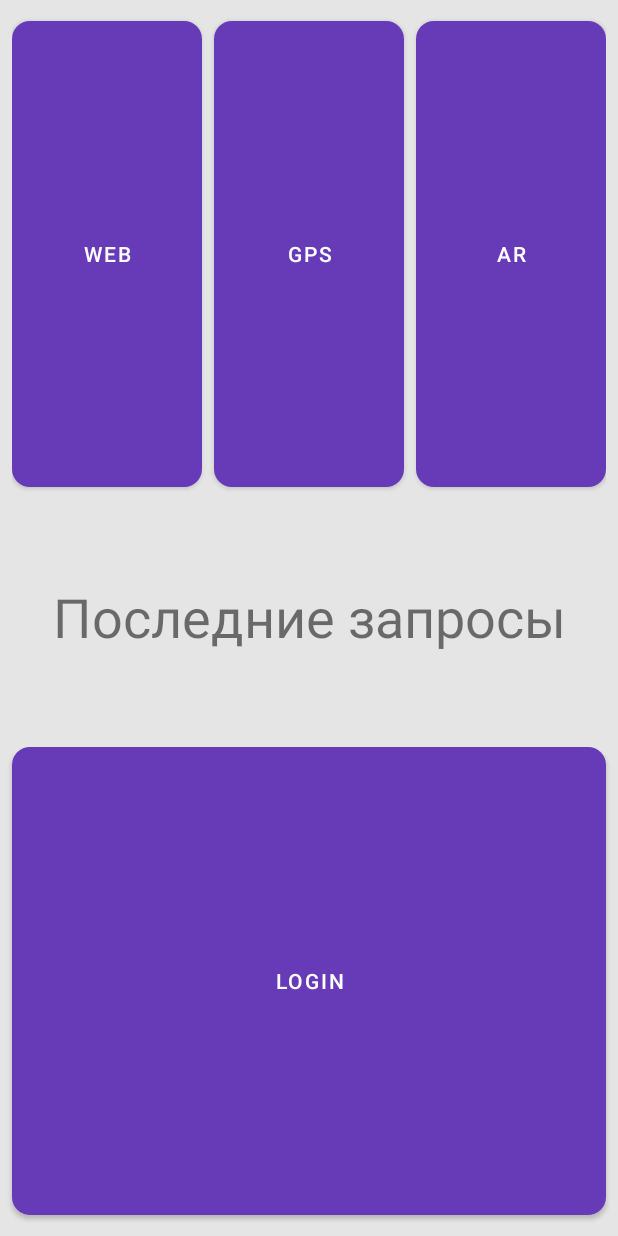
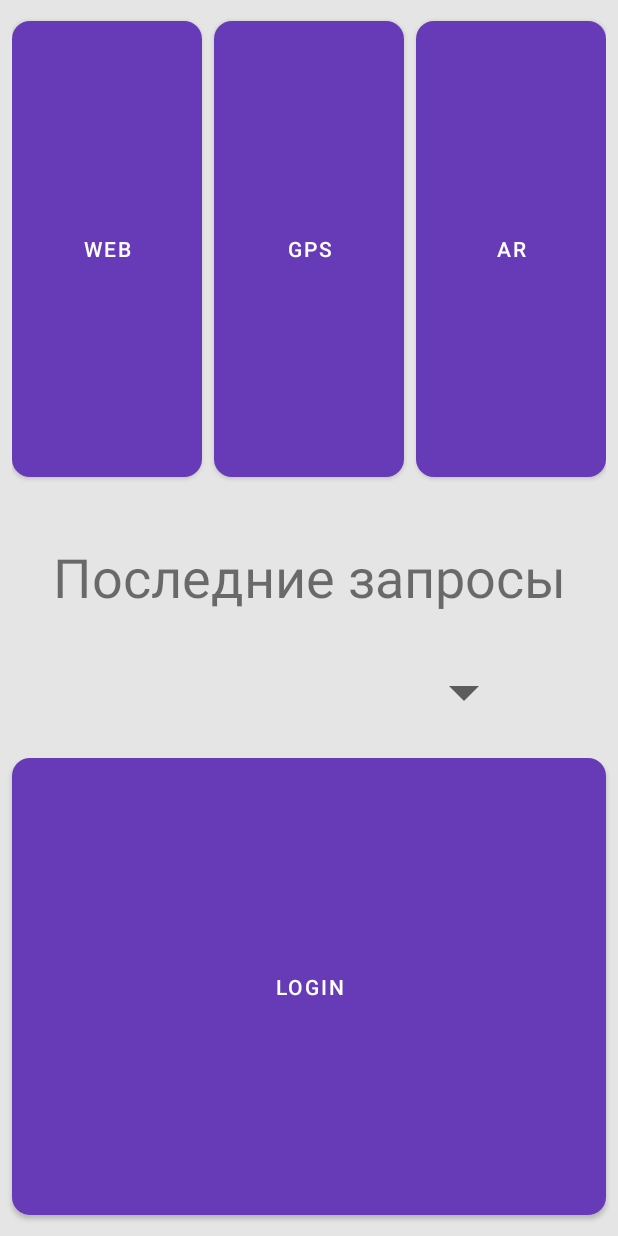
Before and after one commit to domster704/itSchoolSamsung-neuroLand, an Android app: the screen it shows after launch (MainActivity), on a phone screen of 412 x 824 dp. Run offline under Robolectric (Android 15) with nearby library versions, the phone set to English and light mode, and no system bars.

Commit message:
add button for last requests

```diff
--- /dev/null
+++ b/app/src/main/res/drawable-v24/ic_baseline_arrow_drop_down_48.xml
@@ -0,0 +1,5 @@
+<vector android:height="48dp" android:tint="?attr/colorControlNormal"
+    android:viewportHeight="24" android:viewportWidth="24"
+    android:width="48dp" xmlns:android="http://schemas.android.com/apk/res/android">
+    <path android:fillColor="@android:color/white" android:pathData="M7,10l5,5 5,-5z"/>
+</vector>
--- a/app/src/main/res/layout/activity_main.xml
+++ b/app/src/main/res/layout/activity_main.xml
@@ -58,22 +58,52 @@
             android:layout_width="wrap_content"
             android:layout_height="match_parent"
             android:layout_weight="1"
+            android:onClick="goToAr"
             android:text=" ar "
-            android:onClick="goToAr"
             app:backgroundTint="#673AB7"
             app:cornerRadius="12sp"
             tools:ignore="ButtonStyle"
             tools:textSize="36sp" />
     </LinearLayout>
 
-    <TextView
-        android:id="@+id/textView2"
+    <LinearLayout
         android:layout_width="match_parent"
         android:layout_height="wrap_content"
-        android:layout_weight="0.3"
-        android:gravity="center"
-        android:text="Последние запросы"
-        android:textSize="36sp" />
+        android:layout_weight="0.2"
+        android:orientation="vertical">
+
+        <TextView
+            android:id="@+id/textView2"
+            android:layout_width="match_parent"
+            android:layout_height="wrap_content"
+            android:layout_weight="1"
+            android:gravity="center"
+            android:text="Последние запросы"
+            android:textSize="36sp" />
+
+        <LinearLayout
+            android:layout_width="match_parent"
+            android:layout_height="wrap_content"
+            android:layout_weight="0.1"
+            android:orientation="horizontal">
+
+            <View
+                android:id="@+id/divider"
+                android:layout_width="match_parent"
+                android:layout_height="match_parent"
+                android:layout_weight="0.1"
+                android:background="#E5E5E5" />
+
+            <ImageButton
+                android:id="@+id/imageButton2"
+                android:layout_width="match_parent"
+                android:layout_height="wrap_content"
+                android:layout_weight="0.1"
+                android:background="#E5E5E5"
+                app:srcCompat="@drawable/ic_baseline_arrow_drop_down_48" />
+        </LinearLayout>
+
+    </LinearLayout>
 
     <Button
         android:id="@+id/button5"
```
